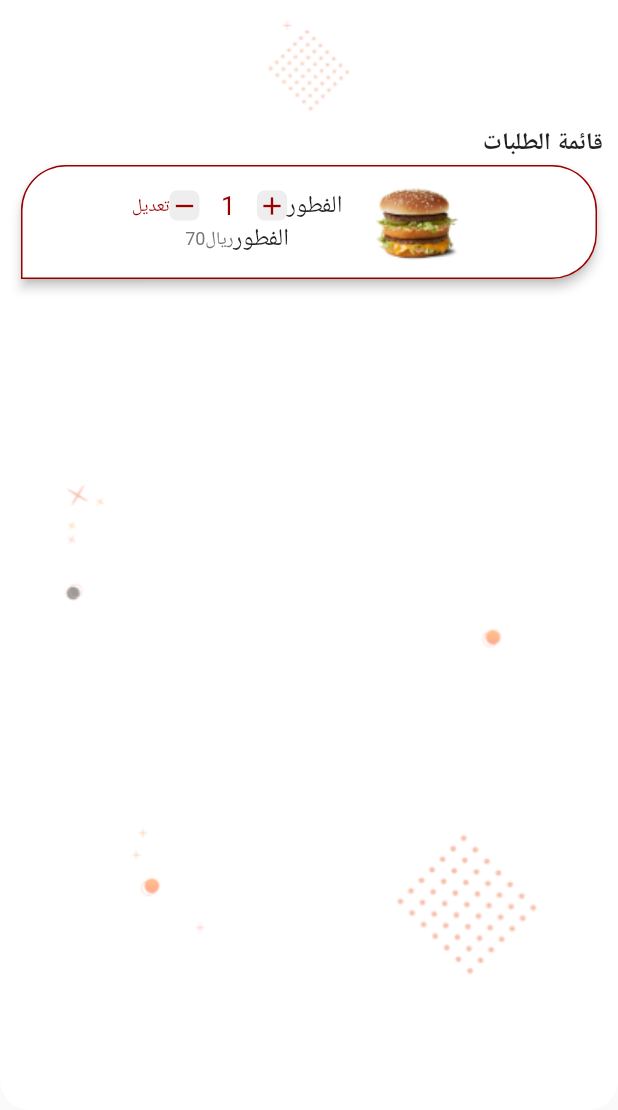
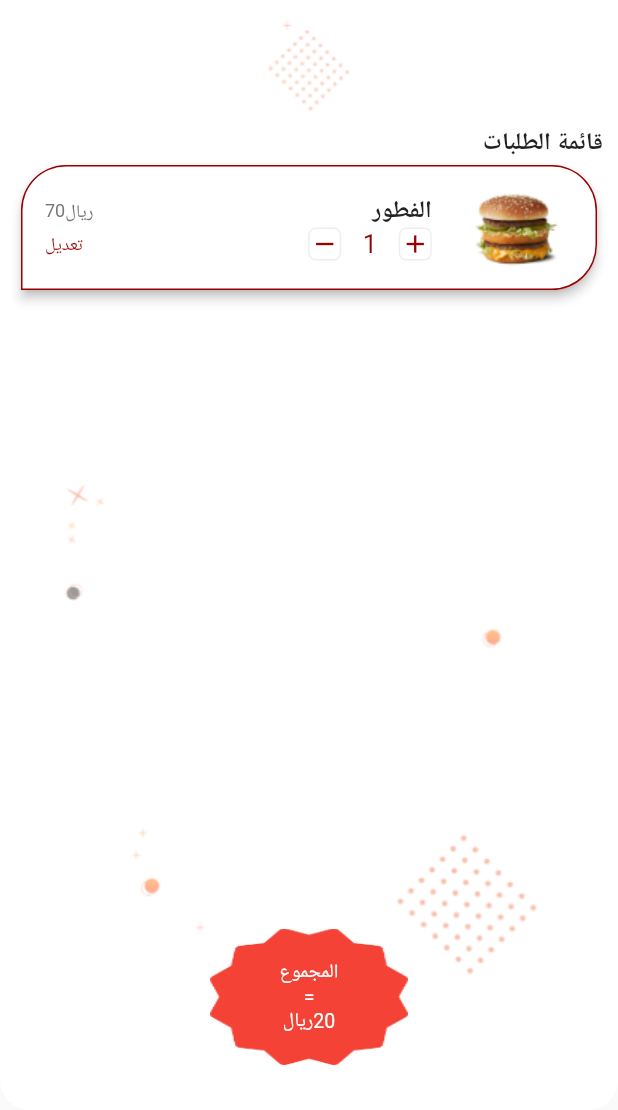
Before and after one commit to mtahirr/nowapp_rider, a Flutter app: the WishListPage screen opened directly, on a phone screen of 412 x 824 dp, the part 126-1236 px from its top. Run offline on Flutter 3.47's test engine with Material 2 defaults, Android fonts, the phone set to English and light mode, and no system bars; our stand-ins replace carousel_pro, flutter_rating_bar.

Commit message:
first commit

```diff
--- a/lib/page/wishlist.dart
+++ b/lib/page/wishlist.dart
@@ -1,9 +1,9 @@
 import 'package:flutter/cupertino.dart';
 import 'package:flutter/material.dart';
+import 'package:flutter/painting.dart';
+import 'package:now_app/page/orderDeal.dart';
 
 class WishListPage extends StatefulWidget {
-
-
   @override
   _WishListPageState createState() => _WishListPageState();
 }
@@ -62,7 +62,6 @@ class _WishListPageState extends State<WishListPage> {
                     fontWeight: FontWeight.bold,
                   ),
                 ),
-
               ],
             ),
             Card(
@@ -70,72 +69,124 @@ class _WishListPageState extends State<WishListPage> {
               shape: RoundedRectangleBorder(
                   borderRadius: BorderRadius.only(
                 bottomRight: Radius.circular(30),
-                      topLeft:Radius.circular(30),
+                topLeft: Radius.circular(30),
                 topRight: Radius.circular(30),
               )),
               child: Container(
                 padding: EdgeInsets.symmetric(vertical: 10),
                 decoration: BoxDecoration(
-                    border: Border.all( color: Color(0xff990000),),
+                    border: Border.all(
+                      color: Color(0xff990000),
+                    ),
                     borderRadius: BorderRadius.only(
                       bottomRight: Radius.circular(30),
-                      topLeft:Radius.circular(30),
+                      topLeft: Radius.circular(30),
                       topRight: Radius.circular(30),
-                    )
-                  ),
+                    )),
                 child: Row(
-                    mainAxisAlignment: MainAxisAlignment.center,
+                  mainAxisAlignment: MainAxisAlignment.end,
                   children: [
-                      Column(
+                    Expanded(
+                      flex: 5,
+                      child: Container(
+                        padding: EdgeInsets.only(left: 15),
+                        child: Column(
                           children: [
                             Row(
-                            mainAxisAlignment:MainAxisAlignment.spaceBetween,
+                              mainAxisAlignment: MainAxisAlignment.spaceBetween,
                               children: [
-                               Text('تعديل',
+                                Row(
+                                  children: [
+                                    Text(
+                                      '70',
+                                      style: TextStyle(
+                                        fontSize: 12,
+                                        color: Color(0xff777576),
+                                      ),
+                                    ),
+                                    Text(
+                                      'ريال',
+                                      textAlign: TextAlign.justify,
+                                      style: TextStyle(
+                                        fontSize: 12,
+                                        color: Color(0xff777576),
+                                      ),
+                                    ),
+                                  ],
+                                ),
+                                Text(
+                                  'الفطور',
+                                  style: TextStyle(
+                                    fontSize: 16,
+                                    fontWeight: FontWeight.bold,
+                                  ),
+                                ),
+                              ],
+                            ),
+                            Row(
+                              mainAxisAlignment: MainAxisAlignment.spaceBetween,
+                              children: [
+                                Text(
+                                  'تعديل',
                                   textAlign: TextAlign.justify,
                                   style: TextStyle(
                                     fontSize: 12,
                                     color: Color(0xff990000),
-                                      ),),
+                                  ),
+                                ),
                                 Row(
-                                mainAxisAlignment: MainAxisAlignment.spaceBetween,
+                                  mainAxisAlignment:
+                                      MainAxisAlignment.spaceBetween,
                                   children: [
                                     Container(
                                       // color: Colors.black45,
                                       // width: MediaQuery.of(context).size.width * 0.3,
 
                                       child: Row(
-
                                         children: [
                                           Container(
                                             // width: MediaQuery.of(context).size .width * 0.055,
                                             // height: MediaQuery.of(context).size .height *0.03,
                                             decoration: BoxDecoration(
+                                              border: Border.all(
                                                 color: Colors.grey[200],
-                                  borderRadius: BorderRadius.circular(5),
                                               ),
-                                child: Icon(Icons.remove,
-                                    size: 20,  color: Color(0xff990000),),
+                                              borderRadius:
+                                                  BorderRadius.circular(5),
+                                            ),
+                                            child: Icon(
+                                              Icons.remove,
+                                              size: 20,
+                                              color: Color(0xff990000),
+                                            ),
                                           ),
                                           SizedBox(
-                                width:
-                                    MediaQuery.of(context).size.width * 0.035,
+                                            width: MediaQuery.of(context)
+                                                    .size
+                                                    .width *
+                                                0.035,
                                           ),
                                           Text(
                                             '1',
                                             style: TextStyle(
-                                     color: Color(0xff990000), fontSize: 17),
+                                                color: Color(0xff990000),
+                                                fontSize: 17),
                                           ),
                                           SizedBox(
-                                width:
-                                    MediaQuery.of(context).size.width * 0.035,
+                                            width: MediaQuery.of(context)
+                                                    .size
+                                                    .width *
+                                                0.035,
                                           ),
                                           Container(
                                             // width: MediaQuery.of(context).size .width * 0.055,
                                             // height: MediaQuery.of(context).size .height *0.03,
                                             decoration: BoxDecoration(
-                                  borderRadius: BorderRadius.circular(5),
+                                              borderRadius:
+                                                  BorderRadius.circular(5),
+                                              border: Border.all(
                                                 color: Colors.grey[200],
+                                              ),
                                             ),
                                             child: Icon(
                                               Icons.add,
@@ -146,49 +197,66 @@ class _WishListPageState extends State<WishListPage> {
                                         ],
                                       ),
                                     ),
-                                  Text('الفطور',style: TextStyle(
-                                    fontSize: 16,
-
-                                  ),),
                                   ],
                                 ),
                               ],
                             ),
-                           Row(
-                            mainAxisAlignment:MainAxisAlignment.spaceBetween,
-                            children: [
-                               Row(
-                           mainAxisAlignment: MainAxisAlignment.start,
-                           children: [
-                             Text('70',style: TextStyle(
-                                      fontSize: 12,
-                                      color: Color(0xff777576),
-                                    ),),
-                             Text('ريال',
-                              textAlign: TextAlign.justify,
-                             style: TextStyle(
-                                      fontSize: 12,
-                                      color: Color(0xff777576),
-                                    ),),
-                           ],
-                         ),
-                              Text('الفطور',style: TextStyle(
-                                fontSize: 16,
-
-                              ),),
-                            ],
-                          ),
-                        ],
-                      ),
-                      Image.asset('assets/burger.png'),
                           ],
                         ),
                       ),
                     ),
+                    Expanded(
+                        flex: 2,
+                        child:
+                            Container(child: Image.asset('assets/burger.png'))),
                   ],
                 ),
               ),
+            ),
+            Spacer(),
+            InkWell(
+               onTap: () {
+                Navigator.push(
+                    context, MaterialPageRoute(builder: (ctx) => OrderDealPage()));
+              },
+              child: Container(
+                margin: EdgeInsets.symmetric(horizontal: 130),
+                  padding: EdgeInsets.symmetric(vertical: 20,),
+                  decoration: BoxDecoration(
+                    image: DecorationImage(
+                        image: AssetImage('assets/button2.png'),
+                        fit: BoxFit.fill),
+                  ),
+                  child: Column(children: [
+                    Text(
+                      'المجموع',
+                      style: TextStyle(color: Colors.white, fontSize: 13),
+                    ),
+                      Text(
+                      '=',
+                      style: TextStyle(color: Colors.white, fontSize: 13),
+                    ),
+                     Row(
+                       mainAxisAlignment: MainAxisAlignment.center,
+                       children: [
 
+                         Text(
+                          'ريال',
+                          textAlign: TextAlign.right,
+                          style: TextStyle(color: Colors.white, fontSize: 13),
+                    ),
+                     Text(
+                      '20',
+                      style: TextStyle(color: Colors.white, fontSize: 13),
+                    ),
+                       ],
+                     ),
+                  ])),
+            ),
+                SizedBox(height: 30,)
+          ],
+        ),
+      ),
     );
   }
 }
```
Also changed, not shown: lib/page/orderDeal.dart (added, +135 -0 lines), lib/page/typesBurger.dart (+8 -1 lines), assets/button2.png, assets/deal.png (added). Lines whose indentation alone changed are shown as unchanged.
